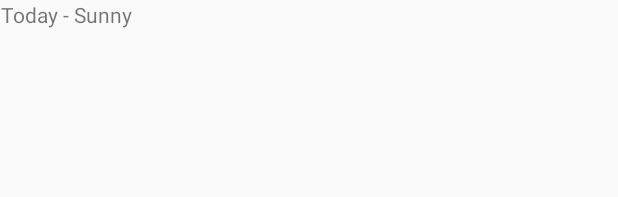
After one commit to irvingDevMobi/mysunshineapp, an Android app: the layout list_item_forecast.xml on its own in the app's theme, with its tools: preview values and no code run, on a phone screen of 412 x 824 dp. The commit adds this screen. Shown: the top 197 px of the screen. Run offline under Robolectric (Android 15) with nearby library versions, the phone set to English and light mode, and no system bars.

```diff
--- /dev/null
+++ b/app/src/main/res/layout/list_item_forecast.xml
@@ -0,0 +1,15 @@
+<?xml version="1.0" encoding="utf-8"?>
+<LinearLayout xmlns:android="http://schemas.android.com/apk/res/android"
+    xmlns:tools="http://schemas.android.com/tools"
+    android:orientation="vertical" android:layout_width="match_parent"
+    android:layout_height="match_parent">
+
+    <TextView
+        android:id="@+id/list_item_forecast_textview"
+        tools:text="Today - Sunny "
+        android:maxHeight="?android:attr/listPreferredItemHeight"
+        android:gravity="center"
+        android:layout_width="wrap_content"
+        android:layout_height="wrap_content" />
+
+</LinearLayout>
```
Also changed, not shown: app/src/main/java/com/example/android/sunshine/app/MainActivity.java (+8 -0 lines), app/src/main/res/layout/fragment_main.xml (+6 -4 lines).
